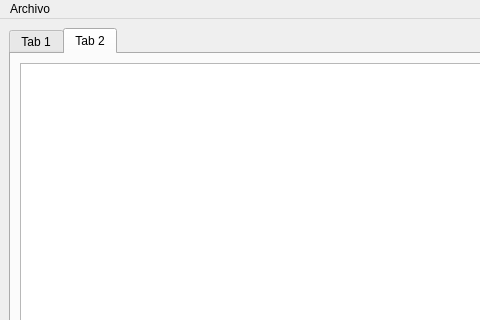
Old version of the form mainwindow.ui in the repository MoraRMod/Particulas; both pictures show x 0 to 480 and y 0 to 320 of the 800 by 600 pixel window.
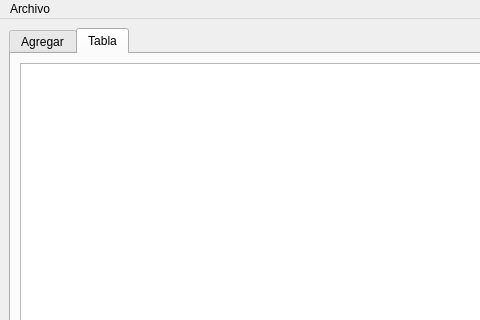
New version of the form.

Commit message: Se agregaron los nombres de los tabs y el TableWidget

```diff
--- a/mainwindow.ui
+++ b/mainwindow.ui
@@ -22,7 +22,7 @@
       </property>
       <widget class="QWidget" name="tab">
        <attribute name="title">
-        <string>Tab 1</string>
+        <string>Agregar</string>
        </attribute>
        <layout class="QGridLayout" name="gridLayout">
         <item row="0" column="0">
@@ -222,7 +222,7 @@
       </widget>
       <widget class="QWidget" name="tab_2">
        <attribute name="title">
-        <string>Tab 2</string>
+        <string>Tabla</string>
        </attribute>
        <layout class="QGridLayout" name="gridLayout_4">
         <item row="1" column="0" rowspan="2">
```
Left out of the diff: 2 changed lines with no effect on the pictures.
